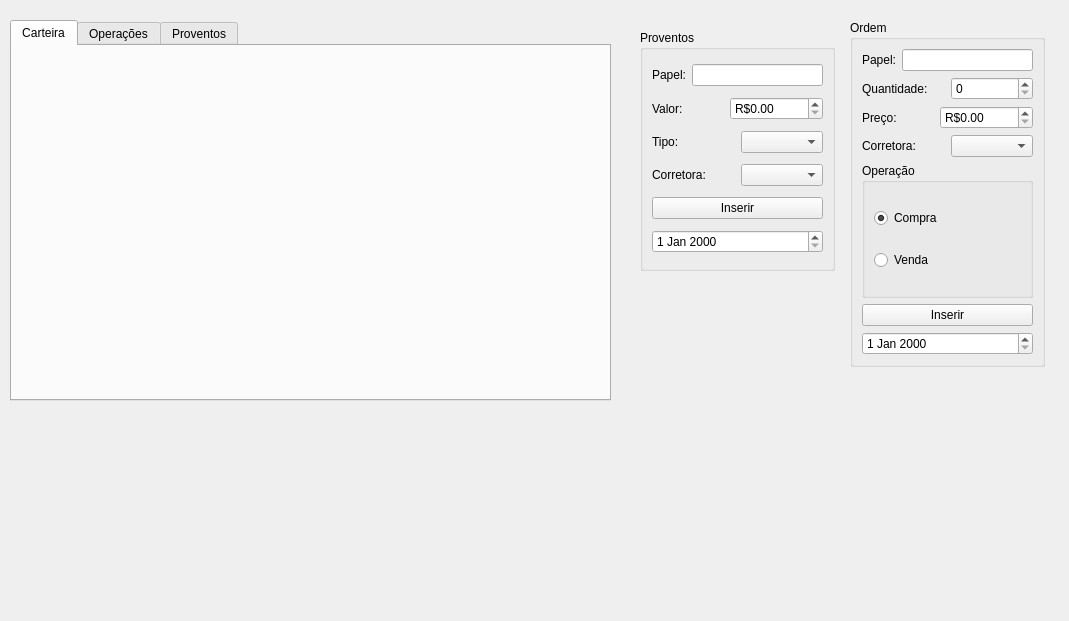
feferreira/PCash, file PCash-desktop/widget.ui: the form before one commit.
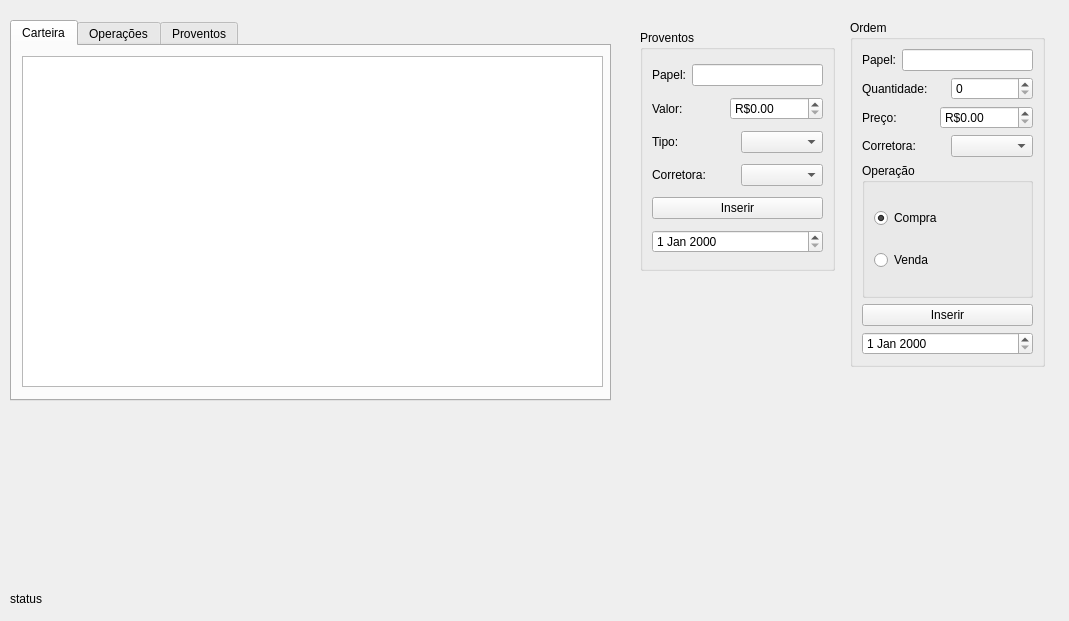
The form after the commit. The open tabs and pages were chosen to show the change.

Commit message: show models in tableview widgets

The edit to the form file:
```diff
--- a/PCash-desktop/widget.ui
+++ b/PCash-desktop/widget.ui
@@ -231,6 +231,16 @@
     <attribute name="title">
      <string>Carteira</string>
     </attribute>
+    <widget class="QTableView" name="carteiraTableView">
+     <property name="geometry">
+      <rect>
+       <x>10</x>
+       <y>10</y>
+       <width>581</width>
+       <height>331</height>
+      </rect>
+     </property>
+    </widget>
    </widget>
    <widget class="QWidget" name="tab_2">
     <attribute name="title">
@@ -263,6 +273,19 @@
     </widget>
    </widget>
   </widget>
+  <widget class="QLabel" name="statusLabel">
+   <property name="geometry">
+    <rect>
+     <x>10</x>
+     <y>590</y>
+     <width>401</width>
+     <height>18</height>
+    </rect>
+   </property>
+   <property name="text">
+    <string>status</string>
+   </property>
+  </widget>
  </widget>
  <resources/>
  <connections/>
```
Left out of the diff: 2 changed lines with no effect on the pictures. The commit also changes 7 other files.
